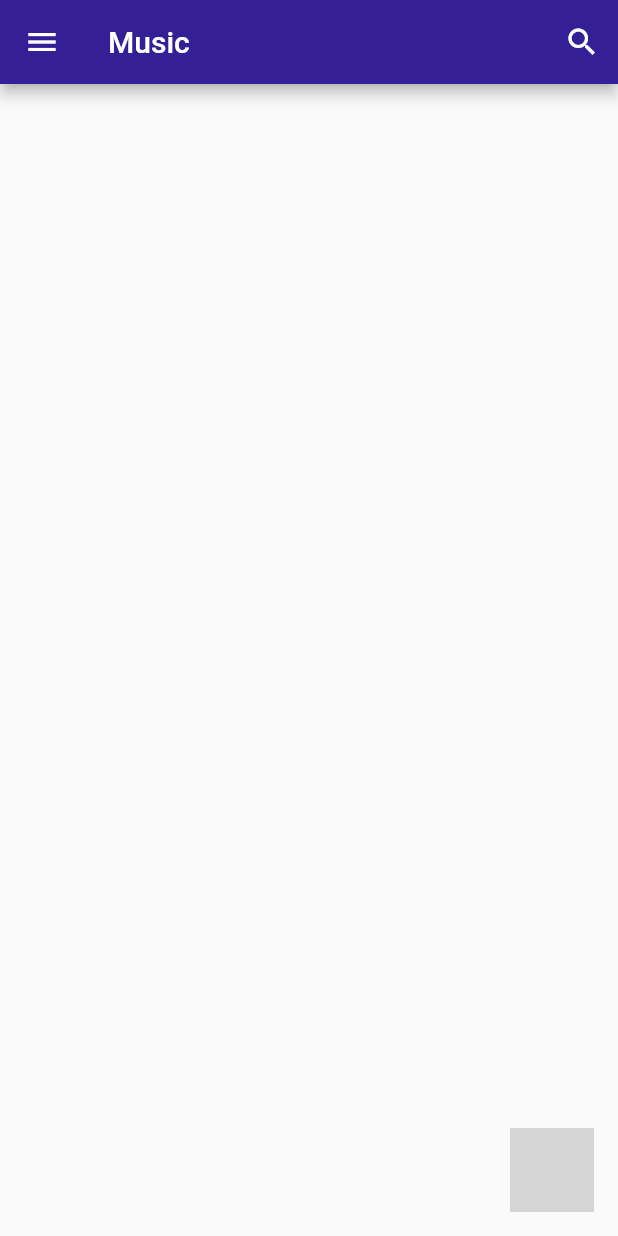
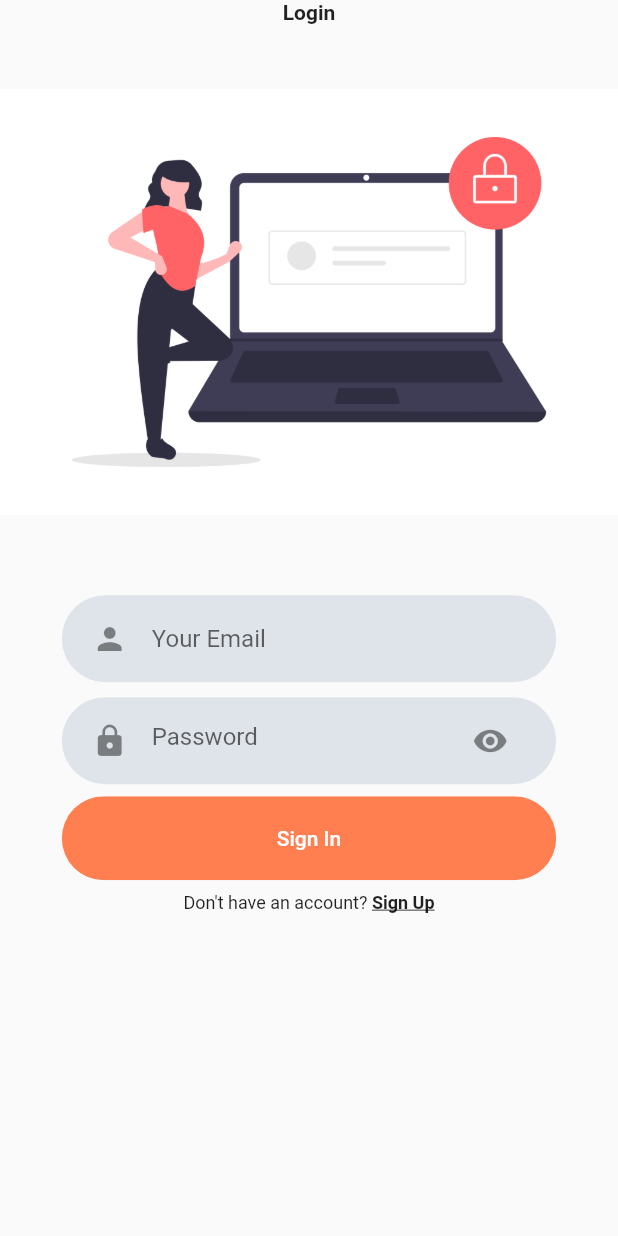
Before and after one commit to asbn223/asbn_music, a Flutter app: the screen it shows after launch, on a phone screen of 412 x 824 dp. Run offline on Flutter 3.47's test engine with Material 2 defaults, Android fonts, the phone set to English and light mode, and no system bars; our stand-ins replace audioplayers, clay_containers, cloud_firestore, firebase_auth, google_fonts, timer_count_down; missing offline and left inert: floating_menu, flutter_audio_query, flutter_media_notification, neuomorphic_container; accounts and stored records are empty; Roboto replaces fonts that are missing (Cairo); grey boxes are pictures that could not be loaded.

Commit message:
Login screen has been added

```diff
--- a/lib/main.dart
+++ b/lib/main.dart
@@ -8,7 +8,9 @@ import 'package:musicplayer/provider/user_provider.dart';
 import 'package:musicplayer/screens/add_in_playlist/add_in_screen.dart';
 import 'package:musicplayer/screens/all_songs/all_songs_screen.dart';
 import 'package:musicplayer/screens/home/home_screen.dart';
+import 'package:musicplayer/screens/login/login_screen.dart';
 import 'package:musicplayer/screens/playlist/playlist_screen.dart';
+import 'package:musicplayer/screens/register/register_screen.dart';
 import 'package:musicplayer/screens/settings/settings_screen.dart';
 import 'package:provider/provider.dart';
 
@@ -64,12 +66,14 @@ class _MyAppState extends State<MyApp> {
                 primaryColor: Color(0xFF341F97),
                 accentColor: Color(0xFFFAB1A0),
               ),
-        home: HomeScreen(),
+        home: LoginScreen(),
         routes: {
           AddInScreen.routeName: (context) => AddInScreen(),
           AllSongsScreen.routeName: (context) => AllSongsScreen(),
           HomeScreen.routeName: (context) => HomeScreen(),
           PlaylistScreen.routeName: (context) => PlaylistScreen(),
+          LoginScreen.routeName: (context) => LoginScreen(),
+          RegisterScreen.routeName: (context) => RegisterScreen(),
           SettingsScreen.routeName: (context) =>
               SettingsScreen(isDarkMode, toggleDarkMode),
 //          SongListScreen.routeName: (context) => SongListScreen(),
--- /dev/null
+++ b/lib/screens/login/components/login_body.dart
@@ -0,0 +1,49 @@
+import 'package:flutter/material.dart';
+import 'package:musicplayer/widgets/account_check.dart';
+import 'package:musicplayer/widgets/rounded_button.dart';
+import 'package:musicplayer/widgets/textfield_container.dart';
+
+class LoginBody extends StatelessWidget {
+  @override
+  Widget build(BuildContext context) {
+    final size = MediaQuery.of(context).size;
+    return SingleChildScrollView(
+      child: Column(
+        mainAxisAlignment: MainAxisAlignment.center,
+        children: <Widget>[
+          Text(
+            'Login',
+            style: TextStyle(
+              fontWeight: FontWeight.bold,
+            ),
+          ),
+          Image.asset(
+            'assets/resources/login.png',
+            height: size.height * 0.45,
+          ),
+          TextFieldContainer(
+            margin: 10,
+            icon: Icons.person,
+            text: 'Your Email',
+            onChanged: (value) {},
+          ),
+          TextFieldContainer(
+            margin: 0,
+            icon: Icons.lock,
+            text: 'Password',
+            obscureText: true,
+            suffixIcon: Icons.remove_red_eye,
+            onChanged: (value) {},
+          ),
+          RoundedButton(
+            color: Color(0xFFFF7F50),
+            text: 'Sign In',
+            textColor: Color(0xFFFFFFFF),
+            press: () => null,
+          ),
+          AccountCheck(true),
+        ],
+      ),
+    );
+  }
+}
--- /dev/null
+++ b/lib/screens/login/login_screen.dart
@@ -0,0 +1,15 @@
+import 'package:flutter/material.dart';
+import 'package:musicplayer/screens/login/components/login_body.dart';
+
+class LoginScreen extends StatelessWidget {
+  static String routeName = 'login_screen';
+
+  @override
+  Widget build(BuildContext context) {
+    return Scaffold(
+      body: SafeArea(
+        child: LoginBody(),
+      ),
+    );
+  }
+}
--- a/lib/screens/register/components/register_body.dart
+++ b/lib/screens/register/components/register_body.dart
@@ -1,5 +1,6 @@
 import 'package:flutter/material.dart';
 import 'package:musicplayer/provider/user_provider.dart';
+import 'package:musicplayer/widgets/account_check.dart';
 import 'package:musicplayer/widgets/rounded_button.dart';
 import 'package:musicplayer/widgets/textfield_container.dart';
 import 'package:provider/provider.dart';
@@ -83,9 +84,6 @@ class RegisterBody extends StatelessWidget {
               text: 'Sign Up',
               textColor: Color(0xFFFFFFFF),
               press: () {
-                print(name);
-                print(email);
-                print(password);
                 if (name != null) {
                   if (!_isNumeric(name)) {
                     if (email != null) {
@@ -120,7 +118,7 @@ class RegisterBody extends StatelessWidget {
                 }
               },
             ),
-//            AccountCheck(false),
+            AccountCheck(false),
           ],
         ),
       ),
--- a/lib/screens/register/register_screen.dart
+++ b/lib/screens/register/register_screen.dart
@@ -2,6 +2,9 @@ import 'package:flutter/material.dart';
 import 'package:musicplayer/screens/register/components/register_body.dart';
 
 class RegisterScreen extends StatelessWidget {
+  static String routeName = 'register_screen';
+
+
   @override
   Widget build(BuildContext context) {
     return Scaffold(
--- /dev/null
+++ b/lib/widgets/account_check.dart
@@ -0,0 +1,37 @@
+import 'package:flutter/material.dart';
+import 'package:musicplayer/screens/login/login_screen.dart';
+import 'package:musicplayer/screens/register/register_screen.dart';
+
+class AccountCheck extends StatelessWidget {
+  final bool login;
+  AccountCheck(this.login);
+  @override
+  Widget build(BuildContext context) {
+    return Row(
+      mainAxisAlignment: MainAxisAlignment.center,
+      children: <Widget>[
+        Text(
+          login ? "Don't have an account? " : 'Already have an account ?',
+          style: TextStyle(fontSize: 12),
+        ),
+        GestureDetector(
+          onTap: () {
+            Navigator.pop(context);
+            Navigator.pushNamed(
+              context,
+              login ? RegisterScreen.routeName : LoginScreen.routeName,
+            );
+          },
+          child: Text(
+            login ? 'Sign Up' : 'Sign In',
+            style: TextStyle(
+              fontSize: 12,
+              fontWeight: FontWeight.bold,
+              decoration: TextDecoration.underline,
+            ),
+          ),
+        )
+      ],
+    );
+  }
+}
```
